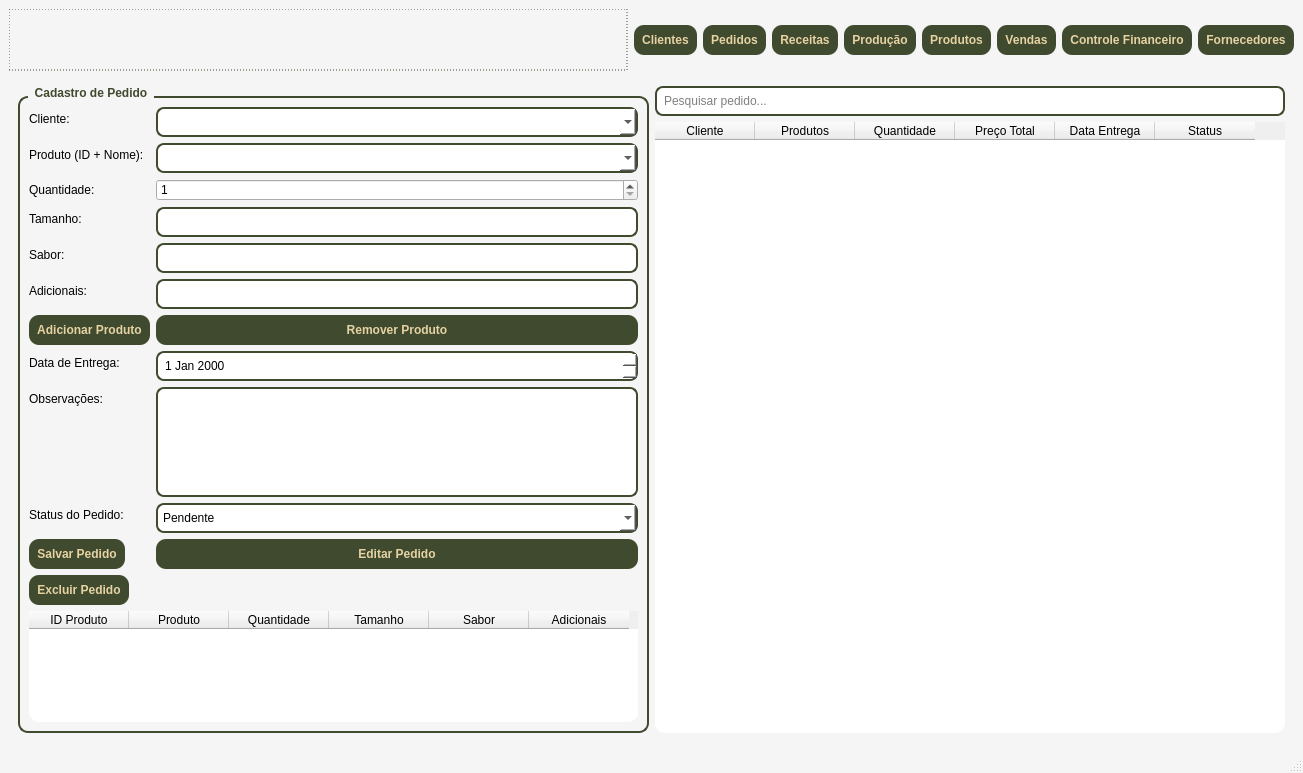
Above: telas/tela_menu.ui from Faeldh/sistema_confeitaria before the change. Below: the same form after it.
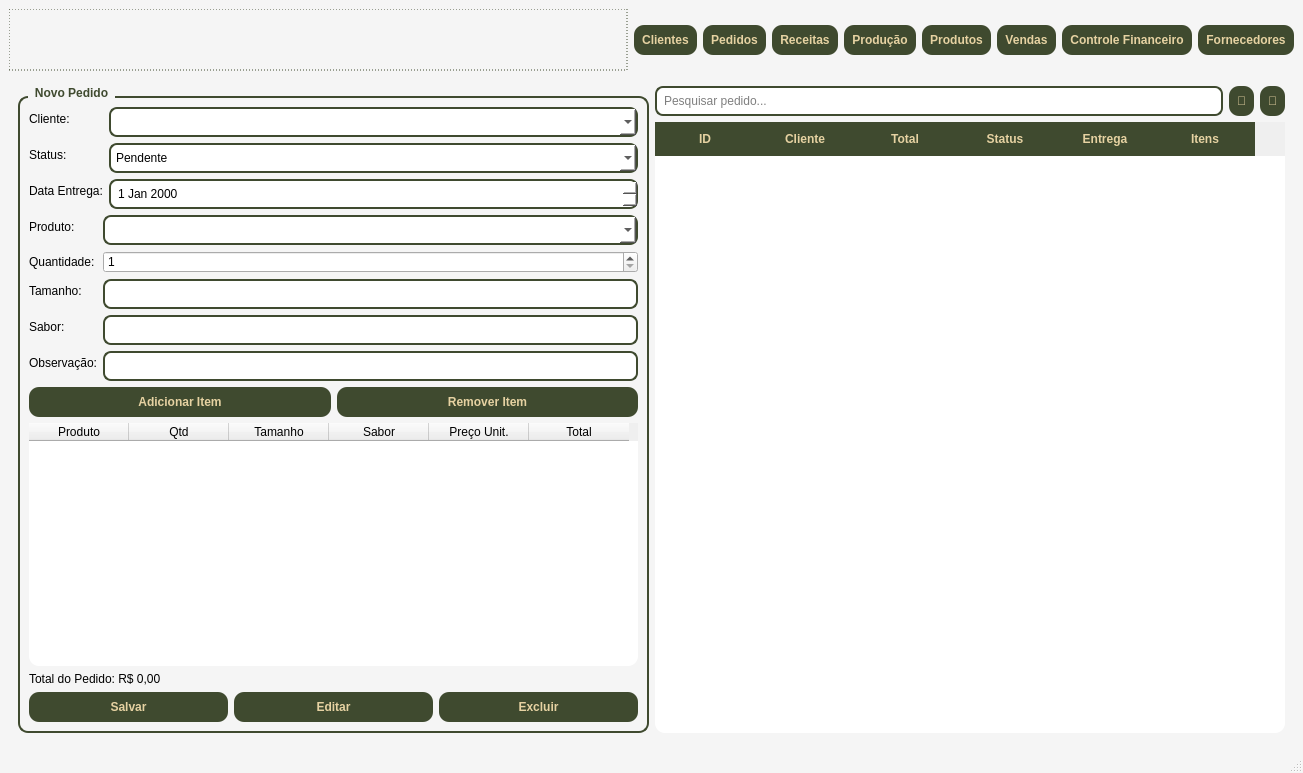
That is the form after the change. The open tabs and pages were chosen to show the change.

```diff
--- a/telas/tela_menu.ui
+++ b/telas/tela_menu.ui
@@ -406,11 +406,13 @@
         <item>
          <widget class="QGroupBox" name="groupBoxCadastroPedido">
           <property name="title">
-           <string>Cadastro de Pedido</string>
+           <string>Novo Pedido</string>
           </property>
+          <layout class="QVBoxLayout">
+           <item>
           <layout class="QFormLayout">
            <item row="0" column="0">
-            <widget class="QLabel" name="labelCliente">
+              <widget class="QLabel" name="label">
              <property name="text">
               <string>Cliente:</string>
              </property>
@@ -420,185 +422,203 @@
             <widget class="QComboBox" name="comboBoxCliente"/>
            </item>
            <item row="1" column="0">
-            <widget class="QLabel" name="labelProduto">
+              <widget class="QLabel" name="label">
              <property name="text">
-              <string>Produto (ID + Nome):</string>
+                <string>Status:</string>
              </property>
             </widget>
            </item>
            <item row="1" column="1">
+              <widget class="QComboBox" name="comboBoxStatusPedido">
+               <item>
+                <property name="text">
+                 <string>Pendente</string>
+                </property>
+               </item>
+               <item>
+                <property name="text">
+                 <string>Em produção</string>
+                </property>
+               </item>
+               <item>
+                <property name="text">
+                 <string>Pronto</string>
+                </property>
+               </item>
+               <item>
+                <property name="text">
+                 <string>Entregue</string>
+                </property>
+               </item>
+              </widget>
+             </item>
+             <item row="2" column="0">
+              <widget class="QLabel" name="label">
+               <property name="text">
+                <string>Data Entrega:</string>
+               </property>
+              </widget>
+             </item>
+             <item row="2" column="1">
+              <widget class="QDateEdit" name="dateEditEntrega"/>
+             </item>
+            </layout>
+           </item>
+           <item>
+            <layout class="QFormLayout">
+             <item row="0" column="0">
+              <widget class="QLabel" name="label">
+               <property name="text">
+                <string>Produto:</string>
+               </property>
+              </widget>
+             </item>
+             <item row="0" column="1">
             <widget class="QComboBox" name="comboBoxProduto"/>
            </item>
-           <item row="2" column="0">
-            <widget class="QLabel" name="labelQuantidade">
+             <item row="1" column="0">
+              <widget class="QLabel" name="label">
              <property name="text">
               <string>Quantidade:</string>
              </property>
             </widget>
            </item>
-           <item row="2" column="1">
+             <item row="1" column="1">
             <widget class="QSpinBox" name="spinBoxQuantidade">
              <property name="minimum">
               <number>1</number>
              </property>
              <property name="maximum">
-              <number>10000</number>
+                <number>9999</number>
              </property>
             </widget>
            </item>
-           <item row="3" column="0">
-            <widget class="QLabel" name="labelTamanho">
+             <item row="2" column="0">
+              <widget class="QLabel" name="label">
              <property name="text">
               <string>Tamanho:</string>
              </property>
             </widget>
            </item>
-           <item row="3" column="1">
+             <item row="2" column="1">
             <widget class="QLineEdit" name="lineEditTamanho"/>
            </item>
-           <item row="4" column="0">
-            <widget class="QLabel" name="labelSabor">
+             <item row="3" column="0">
+              <widget class="QLabel" name="label">
              <property name="text">
               <string>Sabor:</string>
              </property>
             </widget>
            </item>
-           <item row="4" column="1">
+             <item row="3" column="1">
             <widget class="QLineEdit" name="lineEditSabor"/>
            </item>
-           <item row="5" column="0">
-            <widget class="QLabel" name="labelAdicionais">
+             <item row="4" column="0">
+              <widget class="QLabel" name="label">
              <property name="text">
-              <string>Adicionais:</string>
+                <string>Observação:</string>
              </property>
             </widget>
            </item>
-           <item row="5" column="1">
-            <widget class="QLineEdit" name="lineEditAdicionais"/>
-           </item>
-           <item row="6" column="0">
-            <widget class="QPushButton" name="btnAdicionarProduto">
-             <property name="text">
-              <string>Adicionar Produto</string>
-             </property>
-            </widget>
+             <item row="4" column="1">
+              <widget class="QLineEdit" name="lineEditObs"/>
+             </item>
+            </layout>
            </item>
-           <item row="6" column="1">
-            <widget class="QPushButton" name="btnRemoverProduto">
+           <item>
+            <layout class="QHBoxLayout">
+             <item>
+              <widget class="QPushButton" name="btnAdicionarItem">
              <property name="text">
-              <string>Remover Produto</string>
+                <string>Adicionar Item</string>
              </property>
             </widget>
            </item>
-           <item row="7" column="0">
-            <widget class="QLabel" name="labelDataEntrega">
+             <item>
+              <widget class="QPushButton" name="btnRemoverItem">
              <property name="text">
-              <string>Data de Entrega:</string>
+                <string>Remover Item</string>
              </property>
             </widget>
            </item>
-           <item row="7" column="1">
-            <widget class="QDateEdit" name="dateEditEntrega"/>
+            </layout>
            </item>
-           <item row="8" column="0">
-            <widget class="QLabel" name="labelObservacoes">
+           <item>
+            <widget class="QTableWidget" name="tableItensPedido">
+             <property name="columnCount">
+              <number>6</number>
+             </property>
+             <column>
              <property name="text">
-              <string>Observações:</string>
-             </property>
-            </widget>
-           </item>
-           <item row="8" column="1">
-            <widget class="QTextEdit" name="txtObservacoes"/>
-           </item>
-           <item row="9" column="0">
-            <widget class="QLabel" name="labelStatus">
+               <string>Produto</string>
+              </property>
+             </column>
+             <column>
              <property name="text">
-              <string>Status do Pedido:</string>
-             </property>
-            </widget>
-           </item>
-           <item row="9" column="1">
-            <widget class="QComboBox" name="comboBoxStatus">
-             <item>
+               <string>Qtd</string>
+              </property>
+             </column>
+             <column>
               <property name="text">
-               <string>Pendente</string>
+               <string>Tamanho</string>
               </property>
-             </item>
-             <item>
+             </column>
+             <column>
               <property name="text">
-               <string>Em produção</string>
+               <string>Sabor</string>
               </property>
+             </column>
+             <column>
+              <property name="text">
+               <string>Preço Unit.</string>
+              </property>
+             </column>
+             <column>
+              <property name="text">
+               <string>Total</string>
+              </property>
+             </column>
+            </widget>
              </item>
              <item>
+            <widget class="QLabel" name="labelTotalPedido">
               <property name="text">
-               <string>Entregue</string>
-              </property>
-             </item>
+              <string>Total do Pedido: R$ 0,00</string>
+             </property>
             </widget>
            </item>
-           <item row="10" column="0">
+           <item>
+            <layout class="QHBoxLayout">
+             <item>
             <widget class="QPushButton" name="btnSalvarPedido">
              <property name="text">
-              <string>Salvar Pedido</string>
+                <string>Salvar</string>
              </property>
             </widget>
            </item>
-           <item row="10" column="1">
+             <item>
             <widget class="QPushButton" name="btnEditarPedido">
              <property name="text">
-              <string>Editar Pedido</string>
+                <string>Editar</string>
              </property>
             </widget>
            </item>
-           <item row="11" column="0">
+             <item>
             <widget class="QPushButton" name="btnExcluirPedido">
              <property name="text">
-              <string>Excluir Pedido</string>
+                <string>Excluir</string>
              </property>
             </widget>
            </item>
-           <item row="12" column="0" colspan="2">
-            <widget class="QTableWidget" name="tableWidgetItensPedido">
-             <property name="columnCount">
-              <number>6</number>
-             </property>
-             <column>
-              <property name="text">
-               <string>ID Produto</string>
-              </property>
-             </column>
-             <column>
-              <property name="text">
-               <string>Produto</string>
-              </property>
-             </column>
-             <column>
-              <property name="text">
-               <string>Quantidade</string>
-              </property>
-             </column>
-             <column>
-              <property name="text">
-               <string>Tamanho</string>
-              </property>
-             </column>
-             <column>
-              <property name="text">
-               <string>Sabor</string>
-              </property>
-             </column>
-             <column>
-              <property name="text">
-               <string>Adicionais</string>
-              </property>
-             </column>
-            </widget>
+            </layout>
            </item>
           </layout>
          </widget>
         </item>
         <item>
          <layout class="QVBoxLayout">
+          <item>
+           <layout class="QHBoxLayout">
           <item>
            <widget class="QLineEdit" name="lineEditPesquisaPedido">
             <property name="placeholderText">
@@ -607,10 +627,73 @@
            </widget>
           </item>
           <item>
-           <widget class="QTableWidget" name="tableViewPedidos">
+             <widget class="QPushButton" name="btnPesquisarPedido">
+              <property name="text">
+               <string>🔎</string>
+              </property>
+             </widget>
+            </item>
+            <item>
+             <widget class="QPushButton" name="btnAtualizarPedido">
+              <property name="text">
+               <string>🔄</string>
+              </property>
+             </widget>
+            </item>
+           </layout>
+          </item>
+          <item>
+           <widget class="QTableWidget" name="tablePedidos">
+            <property name="styleSheet">
+             <string notr="true">QTableWidget#tableViewProdutos {
+    background-color: white;
+    gridline-color: #3F4A2F;
+    border: 2px solid #3F4A2F;
+    border-radius: 10px;
+
+    selection-background-color: #3F4A2F;
+    selection-color: #E6D2A2;
+
+    alternate-background-color: #F0F0F0;
+    font-size: 12px;
+
+    outline: none;
+    color: #3F4A2F;
+}
+
+
+QTableWidget#tableViewProdutos::item {
+    padding: 6px;
+}
+
+
+QTableWidget#tableViewProdutos::item:hover {
+    background-color: #E6D2A2;
+    color: #3F4A2F;
+}
+
+
+QHeaderView::section {
+    background-color: #3F4A2F;
+    color: #E6D2A2;
+    padding: 8px;
+    border: none;
+    font-weight: bold;
+}
+
+
+QHeaderView::section:hover {
+    background-color: #2E3723;
+}</string>
+            </property>
             <property name="columnCount">
              <number>6</number>
             </property>
+            <column>
+             <property name="text">
+              <string>ID</string>
+             </property>
+            </column>
             <column>
              <property name="text">
               <string>Cliente</string>
@@ -618,22 +701,7 @@
             </column>
             <column>
              <property name="text">
-              <string>Produtos</string>
-             </property>
-            </column>
-            <column>
-             <property name="text">
-              <string>Quantidade</string>
-             </property>
-            </column>
-            <column>
-             <property name="text">
-              <string>Preço Total</string>
-             </property>
-            </column>
-            <column>
-             <property name="text">
-              <string>Data Entrega</string>
+              <string>Total</string>
              </property>
             </column>
             <column>
@@ -641,6 +709,16 @@
               <string>Status</string>
              </property>
             </column>
+            <column>
+             <property name="text">
+              <string>Entrega</string>
+             </property>
+            </column>
+            <column>
+             <property name="text">
+              <string>Itens</string>
+             </property>
+            </column>
            </widget>
           </item>
          </layout>
```
Left out of the diff: 112 changed lines with no effect on the pictures. Lines whose indentation alone changed are shown as unchanged.
